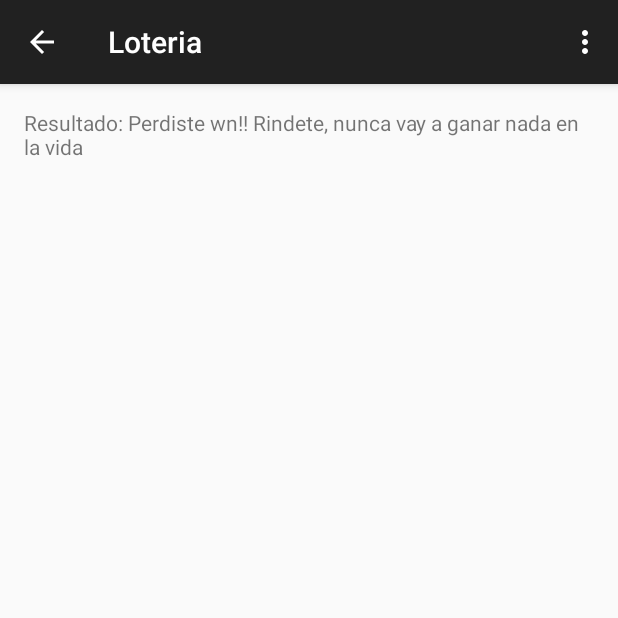
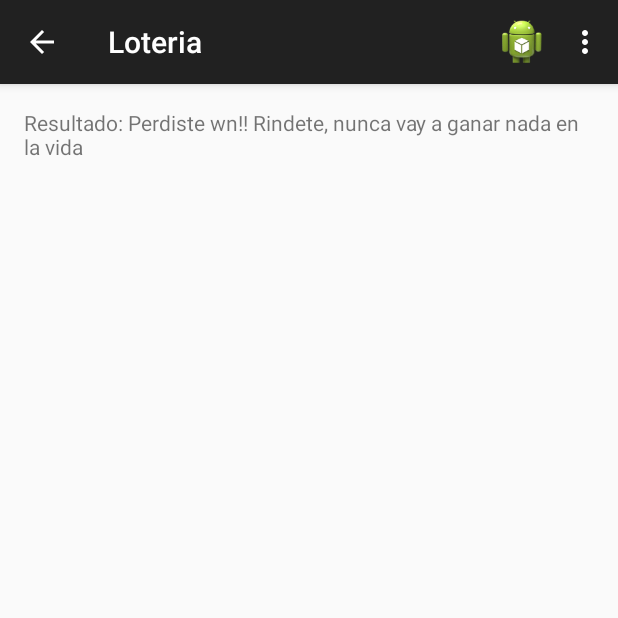
Before and after one commit to fhalamos/Loteria, an Android app: the screen it shows after launch (ListaBilletes), in the options menu, after a tap on "Settings", on a phone screen of 412 x 824 dp, the top half of it. Run offline under Robolectric (Android 15) with nearby library versions, the phone set to English and light mode, and no system bars; 2 statements that could not run were skipped.

Commit message:
Con boton de camara

```diff
--- a/Loteria/Loteria/src/main/java/cl/loteria/app/ListaBilletes.java
+++ b/Loteria/Loteria/src/main/java/cl/loteria/app/ListaBilletes.java
@@ -17,6 +17,7 @@ import android.view.ViewGroup;
 import android.support.v4.widget.DrawerLayout;
 import android.widget.ArrayAdapter;
 import android.widget.TextView;
+import android.widget.Toast;
 
 import java.io.File;
 import java.io.FileNotFoundException;
@@ -98,6 +99,10 @@ public class ListaBilletes extends ActionBarActivity
         if (id == R.id.action_settings) {
             return true;
         }
+        if (id == R.id.action_capture) {
+            Toast.makeText(this, "Tomar foto!!", Toast.LENGTH_SHORT).show();
+            return true;
+        }
         return super.onOptionsItemSelected(item);
     }
 
--- a/Loteria/Loteria/src/main/java/cl/loteria/app/NavigationDrawerFragment.java
+++ b/Loteria/Loteria/src/main/java/cl/loteria/app/NavigationDrawerFragment.java
@@ -258,6 +258,11 @@ public class NavigationDrawerFragment extends Fragment {
             return true;
         }
 
+        if (item.getItemId() == R.id.action_capture) {
+            Toast.makeText(getActivity(), "Sacar foto de billete!", Toast.LENGTH_SHORT).show();
+            return true;
+        }
+
         return super.onOptionsItemSelected(item);
     }
 
--- a/Loteria/Loteria/src/main/res/menu/global.xml
+++ b/Loteria/Loteria/src/main/res/menu/global.xml
@@ -1,7 +1,10 @@
 <menu xmlns:android="http://schemas.android.com/apk/res/android"
     xmlns:app="http://schemas.android.com/apk/res-auto">
+    <item android:id="@+id/action_capture"
+        android:icon="@drawable/ic_launcher"
+        android:title="@string/action_capture"
+        app:showAsAction="ifRoom" />
     <item android:id="@+id/action_settings"
         android:title="@string/action_settings"
-        android:orderInCategory="100"
         app:showAsAction="never" />
 </menu>
--- a/Loteria/Loteria/src/main/res/menu/lista_billetes.xml
+++ b/Loteria/Loteria/src/main/res/menu/lista_billetes.xml
@@ -4,13 +4,12 @@
     tools:context="cl.loteria.app.ListaBilletes" >
     <item android:id="@+id/action_example"
         android:title="@string/action_example"
-        app:showAsAction="withText|ifRoom" />
+        app:showAsAction="never" />
     <item android:id="@+id/action_capture"
         android:icon="@drawable/ic_launcher"
         android:title="@string/action_capture"
-        android:showAsAction="ifRoom" />
+        app:showAsAction="ifRoom" />
     <item android:id="@+id/action_settings"
         android:title="@string/action_settings"
-        android:orderInCategory="100"
         app:showAsAction="never" />
 </menu>
```
